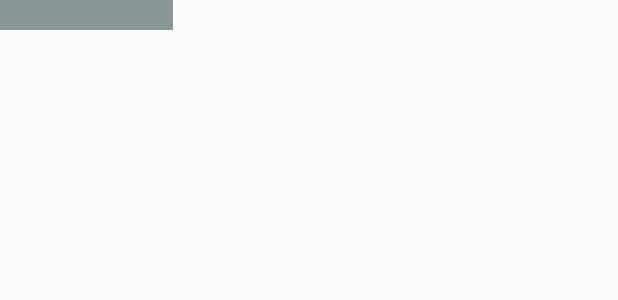
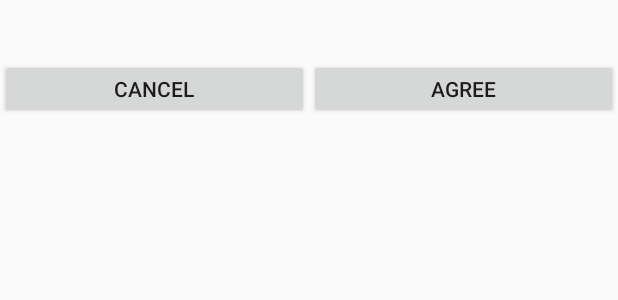
Before and after one commit to harborluo/X-pipes, an Android app: the layout message_dialog.xml on its own in the app's theme, with its tools: preview values and no code run, on a phone screen of 412 x 824 dp. Shown: the top 300 px of the screen. Run offline under Robolectric (Android 15) with nearby library versions, the phone set to English and light mode, and no system bars.

Commit message:
show up dialog when no saved games found

```diff
--- /dev/null
+++ b/app/src/main/res/anim/slide_left.xml
@@ -0,0 +1,4 @@
+<?xml version="1.0" encoding="utf-8"?>
+<translate xmlns:android="http://schemas.android.com/apk/res/android"
+    android:fromXDelta="100%p" android:toXDelta="0"
+    android:duration="500" />
--- /dev/null
+++ b/app/src/main/res/anim/slide_right.xml
@@ -0,0 +1,5 @@
+<?xml version="1.0" encoding="utf-8"?>
+<translate xmlns:android="http://schemas.android.com/apk/res/android"
+    android:duration="500"
+    android:fromXDelta="0"
+    android:toXDelta="100%p" />
--- a/app/src/main/res/layout/message_dialog.xml
+++ b/app/src/main/res/layout/message_dialog.xml
@@ -1,9 +1,37 @@
 <?xml version="1.0" encoding="utf-8"?>
-<LinearLayout
+<RelativeLayout
     xmlns:android="http://schemas.android.com/apk/res/android"
-    android:orientation="vertical"
-    android:padding="10dp" android:layout_width="115dp" android:layout_height="wrap_content" android:background="#899797">
+    android:layout_width="match_parent"
+    android:layout_height="wrap_content">
 
+    <TextView
+        android:id="@+id/dialog_message"
+        android:layout_width="match_parent"
+        android:layout_height="wrap_content"
+        android:padding="10dp"
+        />
 
+    <LinearLayout
+        android:layout_width="match_parent"
+        android:layout_height="40dp"
+        android:layout_below="@id/dialog_message"
+        >
 
-</LinearLayout>
+        <Button
+            android:id="@+id/dialog_cancel"
+            android:layout_width="0dp"
+            android:layout_height="match_parent"
+            android:layout_weight="0.50"
+            android:text="Cancel"
+            android:gravity="center_horizontal"/>
+
+        <Button
+            android:id="@+id/dialog_ok"
+            android:layout_width="0dp"
+            android:layout_height="match_parent"
+            android:layout_weight="0.50"
+            android:text="Agree"
+            android:gravity="center_horizontal"/>
+
+    </LinearLayout>
+</RelativeLayout>
```
Also changed, not shown: app/src/main/java/com/harbor/game/activity/HelpActivity.java (+0 -41 lines), app/src/main/java/com/harbor/game/activity/LoadGameActivity.java (+14 -3 lines), app/src/main/java/com/harbor/game/util/Utils.java (+43 -0 lines), app/src/main/java/com/harbor/game/widget/SelectDialog.java (deleted, +0 -27 lines), app/src/main/res/anim/fading_in.xml (deleted, +0 -9 lines), app/src/main/res/anim/fading_out.xml (deleted, +0 -9 lines), app/src/main/res/anim/slide_bottom.xml (added, +8 -0 lines), app/src/main/res/anim/slide_up.xml (added, +8 -0 lines), app/src/main/res/values/styles.xml (+12 -13 lines).
